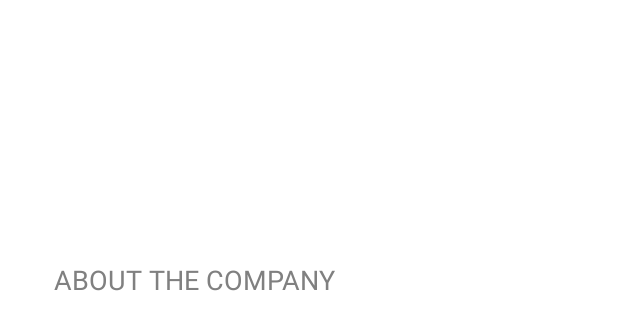
After one commit to jacqbermundo16/E-NEWS-Application, an Android app: the layout about_item.xml on its own in the app's theme, with its tools: preview values and no code run, on a phone screen of 412 x 824 dp. The commit adds this screen. Shown: the top 330 px of the screen. Run offline under Robolectric (Android 15) with nearby library versions, the phone set to English and light mode, and no system bars; Roboto replaces fonts that are not available here.

Commit message:
Added a more detailed about section.

```diff
--- a/app/build.gradle
+++ b/app/build.gradle
@@ -49,6 +49,7 @@ dependencies {
     implementation 'com.google.firebase:firebase-auth-ktx:21.1.0'
     implementation 'androidx.core:core-ktx:+'
     implementation 'androidx.core:core-ktx:+'
+    implementation 'me.relex:circleindicator:2.1.6'
     testImplementation 'junit:junit:4.13.2'
     androidTestImplementation 'androidx.test.ext:junit:1.1.5'
     androidTestImplementation 'androidx.test.espresso:espresso-core:3.5.1'
@@ -57,6 +58,8 @@ dependencies {
     implementation 'de.hdodenhof:circleimageview:3.1.0'
     implementation 'com.theartofdev.edmodo:android-image-cropper:2.8.+'
     implementation 'com.squareup.picasso:picasso:2.5.2'
+    implementation'androidx.viewpager2:viewpager2:1.0.0'
+    implementation 'me.relex:circleindicator:2.1.6'
     def nav_version = "2.4.1"
     implementation "androidx.navigation:navigation-fragment-ktx:$nav_version"
     implementation "androidx.navigation:navigation-ui-ktx:$nav_version"
--- a/app/src/main/java/codeblock/app/e_news/SigninActivity.kt
+++ b/app/src/main/java/codeblock/app/e_news/SigninActivity.kt
@@ -52,10 +52,10 @@ class SigninActivity : AppCompatActivity() {
             !usernameInvalid && !passwordInvalid }
         invalidFieldStream.subscribe { isValid ->
             if (isValid) {
-                binding.btnLogin.isEnabled = true
+                binding.btnLogin.isEnabled = false
                 binding.btnLogin.backgroundTintList = ContextCompat.getColorStateList(this, R.color.green)
             } else {
-                binding.btnLogin.isEnabled = false
+                binding.btnLogin.isEnabled = true
                 binding.btnLogin.backgroundTintList = ContextCompat.getColorStateList(this, android.R.color.darker_gray)
             }
         }
--- /dev/null
+++ b/app/src/main/res/layout/about_item.xml
@@ -0,0 +1,29 @@
+<?xml version="1.0" encoding="utf-8"?>
+<RelativeLayout xmlns:android="http://schemas.android.com/apk/res/android"
+    xmlns:app="http://schemas.android.com/apk/res-auto"
+    android:layout_width="match_parent"
+    android:layout_height="match_parent">
+
+    <ScrollView
+        android:id="@+id/sv_about"
+        android:layout_width="359dp"
+        android:layout_height="496dp"
+        android:layout_centerInParent="true"
+        android:orientation="vertical"
+        app:layout_constraintBottom_toBottomOf="parent"
+        app:layout_constraintEnd_toEndOf="parent"
+        app:layout_constraintStart_toStartOf="parent"
+        app:layout_constraintTop_toTopOf="parent"
+        app:layout_constraintVertical_bias="0.793">
+
+        <TextView
+            android:id="@+id/tv_about"
+            android:layout_width="match_parent"
+            android:layout_height="match_parent"
+            android:text="ABOUT THE COMPANY"
+            android:textColor="@color/gray"
+            android:padding="10dp"
+            android:textSize="18dp"/>
+
+    </ScrollView>
+</RelativeLayout>
--- a/app/src/main/res/layout/fragment_news.xml
+++ b/app/src/main/res/layout/fragment_news.xml
@@ -25,7 +25,7 @@
         <EditText
             android:id="@+id/searchText"
             android:layout_width="wrap_content"
-            android:layout_height="wrap_content"
+            android:layout_height="48dp"
             android:ems="10"
             android:hint="Search"
             android:paddingStart="20dp"
@@ -37,7 +37,8 @@
             android:layout_column="0"
             android:layout_columnWeight="1"
             android:inputType="textPersonName"
-            android:textSize="16sp"></EditText>
+            android:textSize="16sp"
+            android:autofillHints="none"></EditText>
 
         <Button
             android:id="@+id/searchBtn"
--- a/app/src/main/res/values/themes.xml
+++ b/app/src/main/res/values/themes.xml
@@ -2,8 +2,8 @@
     <!-- Base application theme. -->
     <style name="Base.Theme.ENews" parent="Theme.MaterialComponents.DayNight.NoActionBar">
         <!-- Primary brand color. -->
-        <item name="colorPrimary">@color/black</item>
-        <item name="colorPrimaryVariant">@color/green</item>
+        <item name="colorPrimaryVariant">@color/light_gray</item>
+        <item name="colorPrimary">@color/green</item>
 
         <!-- status-nav bar color. -->
         <item name="android:statusBarColor">@color/white_shade</item>
@@ -20,7 +20,8 @@
 
     <style name="btnGray">
         <item name="android:background">@drawable/custom_btn</item>
-        <item name="android:backgroundTint">@android:color/darker_gray</item>
+        <item name="android:backgroundTint">@color/light_gray</item>
         <item name="android:enabled">true</item>
     </style>
+
 </resources>
```
Also changed, not shown: app/src/main/java/codeblock/app/e_news/AboutActivity.kt (+27 -0 lines), app/src/main/java/codeblock/app/e_news/ViewPagerAdapter.kt (added, +27 -0 lines), app/src/main/res/layout/activity_about.xml (+22 -24 lines), app/src/main/res/layout/activity_landing.xml (+12 -11 lines).
